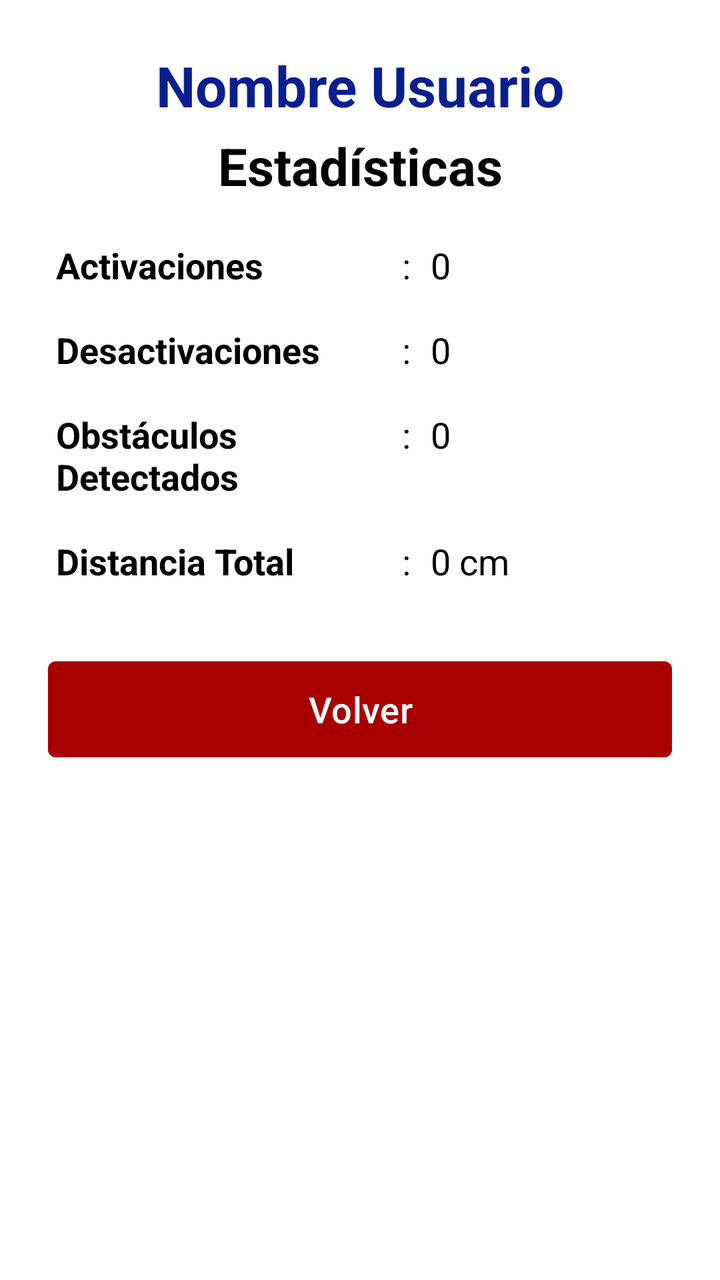
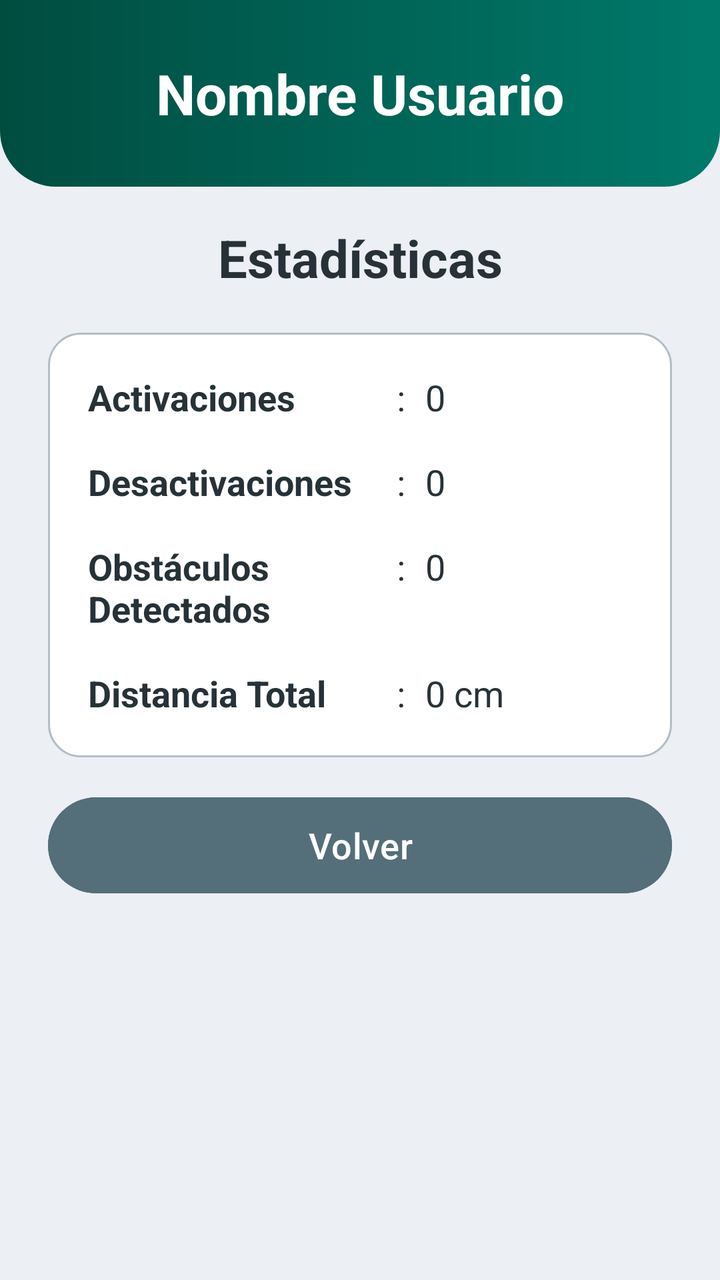

Before-and-after screenshots of an Android layout around one commit, followed by the original layout XML and the change that was made.
<!-- AndroidManifest.xml: application theme Theme.App1_Firebase -->
<!-- res/layout/activity_estadisticas.xml -->
<?xml version="1.0" encoding="utf-8"?>
<LinearLayout xmlns:android="http://schemas.android.com/apk/res/android"
    xmlns:tools="http://schemas.android.com/tools"
    xmlns:app="http://schemas.android.com/apk/res-auto"
    android:id="@+id/main"
    android:layout_width="match_parent"
    android:layout_height="match_parent"
    android:background="@color/white"
    android:gravity="center_horizontal"
    android:orientation="vertical"
    tools:context=".Estadisticas">

    <TextView
        android:id="@+id/tvusuest"
        android:layout_width="match_parent"
        android:layout_height="wrap_content"
        android:layout_marginTop="24dp"
        android:gravity="center"
        android:text="Nombre Usuario"
        android:textColor="@color/azul_titulo"
        android:textSize="28sp"
        android:textStyle="bold" />

    <TextView
        android:id="@+id/tvtitest"
        android:layout_width="match_parent"
        android:layout_height="wrap_content"
        android:layout_marginTop="4dp"
        android:layout_marginBottom="20dp"
        android:gravity="center"
        android:text="Estadísticas"
        android:textColor="@color/black"
        android:textSize="26sp"
        android:textStyle="bold" />

    <LinearLayout
        android:layout_width="match_parent"
        android:layout_height="wrap_content"
        android:layout_marginHorizontal="28dp"
        android:orientation="vertical">

        <LinearLayout
            android:layout_width="match_parent"
            android:layout_height="wrap_content"
            android:layout_marginBottom="18dp"
            android:orientation="horizontal">
            <TextView
                android:layout_width="0dp"
                android:layout_height="wrap_content"
                android:layout_weight="1.4"
                android:text="Activaciones"
                android:textColor="@color/black"
                android:textSize="18sp"
                android:textStyle="bold" />
            <TextView
                android:layout_width="wrap_content"
                android:layout_height="wrap_content"
                android:layout_marginHorizontal="10dp"
                android:text=":"
                android:textColor="@color/black"
                android:textSize="18sp" />
            <TextView
                android:id="@+id/tvact"
                android:layout_width="0dp"
                android:layout_height="wrap_content"
                android:layout_weight="1"
                android:text="0"
                android:textColor="@color/black"
                android:textSize="18sp" />
        </LinearLayout>

        <LinearLayout
            android:layout_width="match_parent"
            android:layout_height="wrap_content"
            android:layout_marginBottom="18dp"
            android:orientation="horizontal">
            <TextView
                android:layout_width="0dp"
                android:layout_height="wrap_content"
                android:layout_weight="1.4"
                android:text="Desactivaciones"
                android:textColor="@color/black"
                android:textSize="18sp"
                android:textStyle="bold" />
            <TextView
                android:layout_width="wrap_content"
                android:layout_height="wrap_content"
                android:layout_marginHorizontal="10dp"
                android:text=":"
                android:textColor="@color/black"
                android:textSize="18sp" />
            <TextView
                android:id="@+id/tvdes"
                android:layout_width="0dp"
                android:layout_height="wrap_content"
                android:layout_weight="1"
                android:text="0"
                android:textColor="@color/black"
                android:textSize="18sp" />
        </LinearLayout>

        <LinearLayout
            android:layout_width="match_parent"
            android:layout_height="wrap_content"
            android:layout_marginBottom="18dp"
            android:orientation="horizontal">
            <TextView
                android:layout_width="0dp"
                android:layout_height="wrap_content"
                android:layout_weight="1.4"
                android:text="Obstáculos Detectados"
                android:textColor="@color/black"
                android:textSize="18sp"
                android:textStyle="bold" />
            <TextView
                android:layout_width="wrap_content"
                android:layout_height="wrap_content"
                android:layout_marginHorizontal="10dp"
                android:text=":"
                android:textColor="@color/black"
                android:textSize="18sp" />
            <TextView
                android:id="@+id/tvobs"
                android:layout_width="0dp"
                android:layout_height="wrap_content"
                android:layout_weight="1"
                android:text="0"
                android:textColor="@color/black"
                android:textSize="18sp" />
        </LinearLayout>

        <LinearLayout
            android:layout_width="match_parent"
            android:layout_height="wrap_content"
            android:layout_marginBottom="18dp"
            android:orientation="horizontal">
            <TextView
                android:layout_width="0dp"
                android:layout_height="wrap_content"
                android:layout_weight="1.4"
                android:text="Distancia Total"
                android:textColor="@color/black"
                android:textSize="18sp"
                android:textStyle="bold" />
            <TextView
                android:layout_width="wrap_content"
                android:layout_height="wrap_content"
                android:layout_marginHorizontal="10dp"
                android:text=":"
                android:textColor="@color/black"
                android:textSize="18sp" />
            <TextView
                android:id="@+id/tvdis"
                android:layout_width="0dp"
                android:layout_height="wrap_content"
                android:layout_weight="1"
                android:text="0 cm"
                android:textColor="@color/black"
                android:textSize="18sp" />
        </LinearLayout>

    </LinearLayout>

    <Button
        android:id="@+id/btnvolest"
        android:layout_width="match_parent"
        android:layout_height="56dp"
        android:layout_marginHorizontal="24dp"
        android:layout_marginTop="16dp"
        android:backgroundTint="@color/rojo_volver"
        android:text="Volver"
        android:textAllCaps="false"
        android:textColor="@color/white"
        android:textSize="18sp"
        app:cornerRadius="4dp" />

</LinearLayout>
<!-- resources referenced by this layout -->
<resources>
  <color name="azul_titulo">#FF0A1F8F</color>
  <color name="black">#FF000000</color>
  <color name="rojo_volver">#FFA80000</color>
  <color name="white">#FFFFFFFF</color>
  <style name="Theme.App1_Firebase" parent="Base.Theme.App1_Firebase" />
  <style name="Base.Theme.App1_Firebase" parent="Theme.Material3.Light.NoActionBar">
          <item name="colorPrimary">@color/black</item>
          <item name="android:windowBackground">@color/white</item>
      </style>
</resources>

<!-- the commit's change to res/layout/activity_estadisticas.xml (unified diff, before → after) -->
@@ -5,7 +5,7 @@
     android:id="@+id/main"
     android:layout_width="match_parent"
     android:layout_height="match_parent"
-    android:background="@color/white"
+    android:background="@color/fondo"
     android:gravity="center_horizontal"
     android:orientation="vertical"
     tools:context=".Estadisticas">
@@ -14,10 +14,12 @@
         android:id="@+id/tvusuest"
         android:layout_width="match_parent"
         android:layout_height="wrap_content"
-        android:layout_marginTop="24dp"
+        android:background="@drawable/encabezado"
+        android:paddingTop="28dp"
+        android:paddingBottom="28dp"
         android:gravity="center"
         android:text="Nombre Usuario"
-        android:textColor="@color/azul_titulo"
+        android:textColor="@color/white"
         android:textSize="28sp"
         android:textStyle="bold" />
 
@@ -25,18 +27,22 @@
         android:id="@+id/tvtitest"
         android:layout_width="match_parent"
         android:layout_height="wrap_content"
-        android:layout_marginTop="4dp"
+        android:layout_marginTop="18dp"
         android:layout_marginBottom="20dp"
         android:gravity="center"
         android:text="Estadísticas"
-        android:textColor="@color/black"
+        android:textColor="@color/texto"
         android:textSize="26sp"
         android:textStyle="bold" />
 
     <LinearLayout
         android:layout_width="match_parent"
         android:layout_height="wrap_content"
-        android:layout_marginHorizontal="28dp"
+        android:layout_marginHorizontal="24dp"
+        android:background="@drawable/tarjeta"
+        android:paddingHorizontal="20dp"
+        android:paddingTop="20dp"
+        android:paddingBottom="2dp"
         android:orientation="vertical">
 
         <LinearLayout
@@ -49,7 +55,7 @@
                 android:layout_height="wrap_content"
                 android:layout_weight="1.4"
                 android:text="Activaciones"
-                android:textColor="@color/black"
+                android:textColor="@color/texto"
                 android:textSize="18sp"
                 android:textStyle="bold" />
             <TextView
@@ -57,7 +63,7 @@
                 android:layout_height="wrap_content"
                 android:layout_marginHorizontal="10dp"
                 android:text=":"
-                android:textColor="@color/black"
+                android:textColor="@color/texto"
                 android:textSize="18sp" />
             <TextView
                 android:id="@+id/tvact"
@@ -65,7 +71,7 @@
                 android:layout_height="wrap_content"
                 android:layout_weight="1"
                 android:text="0"
-                android:textColor="@color/black"
+                android:textColor="@color/texto"
                 android:textSize="18sp" />
         </LinearLayout>
 
@@ -79,7 +85,7 @@
                 android:layout_height="wrap_content"
                 android:layout_weight="1.4"
                 android:text="Desactivaciones"
-                android:textColor="@color/black"
+                android:textColor="@color/texto"
                 android:textSize="18sp"
                 android:textStyle="bold" />
             <TextView
@@ -87,7 +93,7 @@
                 android:layout_height="wrap_content"
                 android:layout_marginHorizontal="10dp"
                 android:text=":"
-                android:textColor="@color/black"
+                android:textColor="@color/texto"
                 android:textSize="18sp" />
             <TextView
                 android:id="@+id/tvdes"
@@ -95,7 +101,7 @@
                 android:layout_height="wrap_content"
                 android:layout_weight="1"
                 android:text="0"
-                android:textColor="@color/black"
+                android:textColor="@color/texto"
                 android:textSize="18sp" />
         </LinearLayout>
 
@@ -109,7 +115,7 @@
                 android:layout_height="wrap_content"
                 android:layout_weight="1.4"
                 android:text="Obstáculos Detectados"
-                android:textColor="@color/black"
+                android:textColor="@color/texto"
                 android:textSize="18sp"
                 android:textStyle="bold" />
             <TextView
@@ -117,7 +123,7 @@
                 android:layout_height="wrap_content"
                 android:layout_marginHorizontal="10dp"
                 android:text=":"
-                android:textColor="@color/black"
+                android:textColor="@color/texto"
                 android:textSize="18sp" />
             <TextView
                 android:id="@+id/tvobs"
@@ -125,7 +131,7 @@
                 android:layout_height="wrap_content"
                 android:layout_weight="1"
                 android:text="0"
-                android:textColor="@color/black"
+                android:textColor="@color/texto"
                 android:textSize="18sp" />
         </LinearLayout>
 
@@ -139,7 +145,7 @@
                 android:layout_height="wrap_content"
                 android:layout_weight="1.4"
                 android:text="Distancia Total"
-                android:textColor="@color/black"
+                android:textColor="@color/texto"
                 android:textSize="18sp"
                 android:textStyle="bold" />
             <TextView
@@ -147,7 +153,7 @@
                 android:layout_height="wrap_content"
                 android:layout_marginHorizontal="10dp"
                 android:text=":"
-                android:textColor="@color/black"
+                android:textColor="@color/texto"
                 android:textSize="18sp" />
             <TextView
                 android:id="@+id/tvdis"
@@ -155,7 +161,7 @@
                 android:layout_height="wrap_content"
                 android:layout_weight="1"
                 android:text="0 cm"
-                android:textColor="@color/black"
+                android:textColor="@color/texto"
                 android:textSize="18sp" />
         </LinearLayout>
 
@@ -167,11 +173,11 @@
         android:layout_height="56dp"
         android:layout_marginHorizontal="24dp"
         android:layout_marginTop="16dp"
-        android:backgroundTint="@color/rojo_volver"
+        android:backgroundTint="@color/volver"
         android:text="Volver"
         android:textAllCaps="false"
         android:textColor="@color/white"
         android:textSize="18sp"
-        app:cornerRadius="4dp" />
+        app:cornerRadius="28dp" />
 
 </LinearLayout>
<!-- resource entries referenced after the edit -->
@@ -1,13 +1,29 @@
 <!-- resources referenced by this layout -->
 <resources>
-  <color name="azul_titulo">#FF0A1F8F</color>
-  <color name="black">#FF000000</color>
-  <color name="rojo_volver">#FFA80000</color>
+  <color name="fondo">#FFECEFF4</color>
+  <color name="texto">#FF263238</color>
+  <color name="volver">#FF546E7A</color>
   <color name="white">#FFFFFFFF</color>
+  <!-- drawable encabezado (drawable) -->
+  <?xml version="1.0" encoding="utf-8"?>
+  <shape xmlns:android="http://schemas.android.com/apk/res/android" android:shape="rectangle">
+      <gradient android:startColor="@color/primario_oscuro" android:endColor="@color/primario" android:angle="0" />
+      <corners android:bottomLeftRadius="28dp" android:bottomRightRadius="28dp" />
+  </shape>
+  <!-- drawable tarjeta (drawable) -->
+  <?xml version="1.0" encoding="utf-8"?>
+  <shape xmlns:android="http://schemas.android.com/apk/res/android" android:shape="rectangle">
+      <solid android:color="@color/white" />
+      <stroke android:width="1dp" android:color="@color/borde" />
+      <corners android:radius="16dp" />
+  </shape>
   <style name="Theme.App1_Firebase" parent="Base.Theme.App1_Firebase" />
+  <color name="primario_oscuro">#FF004D40</color>
+  <color name="primario">#FF00796B</color>
+  <color name="borde">#FFB0BEC5</color>
   <style name="Base.Theme.App1_Firebase" parent="Theme.Material3.Light.NoActionBar">
-          <item name="colorPrimary">@color/black</item>
-          <item name="android:windowBackground">@color/white</item>
+          <item name="colorPrimary">@color/primario</item>
+          <item name="android:windowBackground">@color/fondo</item>
       </style>
 </resources>
 
